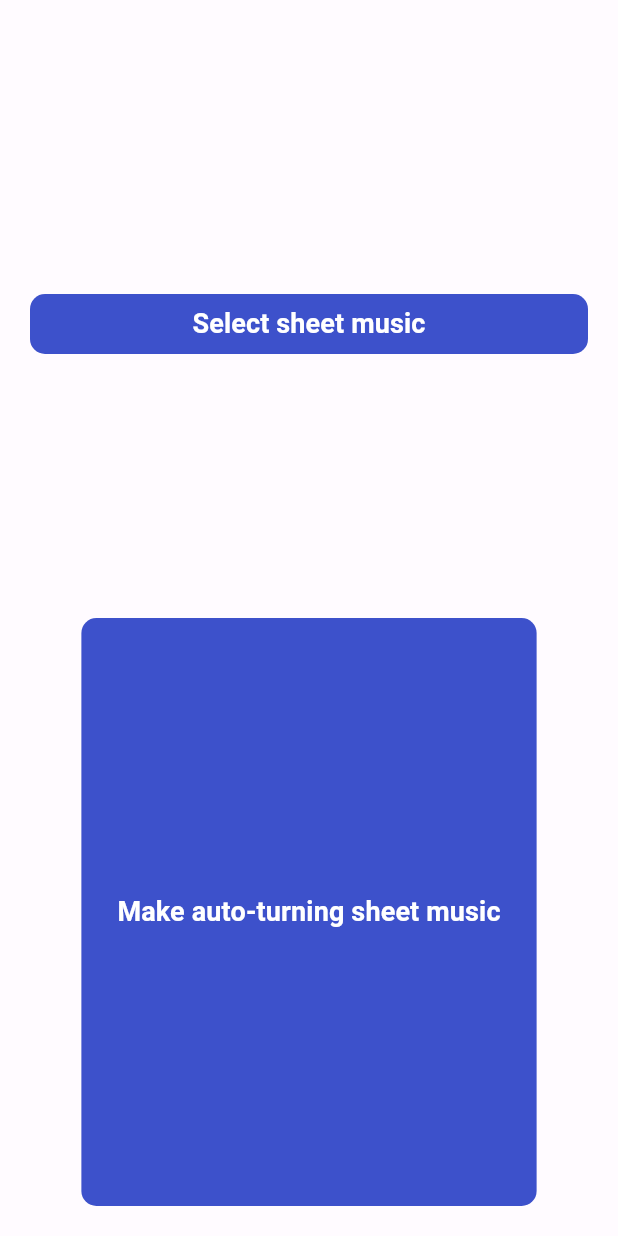
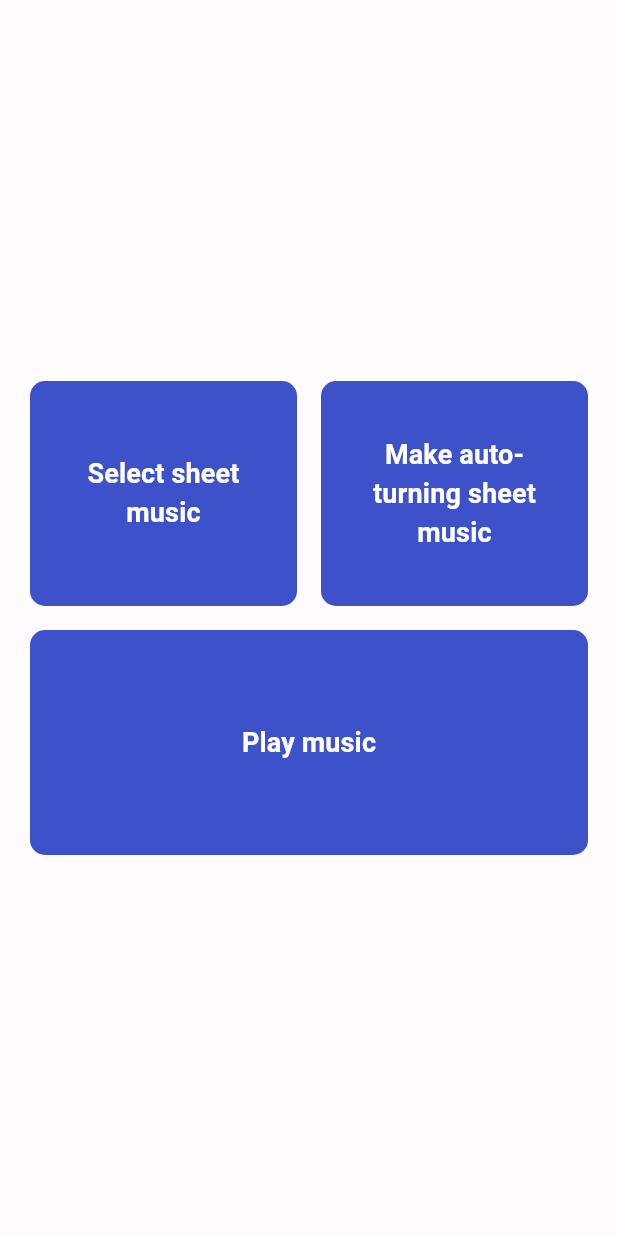
Before and after one commit to msseo91/BPM-turner, a Flutter app: the screen it shows after launch, on a phone screen of 412 x 824 dp. Run offline on Flutter 3.47's test engine with Material 2 defaults, Android fonts, the phone set to English and light mode, and no system bars; our stand-ins replace audioplayers, file_picker, flutter_hooks, get_it, logger, sqflite; missing offline and left inert: pdf_render; accounts and stored records are empty.

Commit message:
[Splash] Make clean and tidy.

```diff
--- a/lib/ui/route/splash_route.dart
+++ b/lib/ui/route/splash_route.dart
@@ -1,3 +1,5 @@
+import 'package:bpm_turner/ui/route/editor_route.dart';
+import 'package:bpm_turner/ui/route/player_route.dart';
 import 'package:bpm_turner/ui/route/select_sheet_route.dart';
 import 'package:flutter/material.dart';
 import 'package:flutter_hooks/flutter_hooks.dart';
@@ -17,27 +19,35 @@ class SplashRoute extends HookWidget {
       body: Padding(
         padding: const EdgeInsets.all(20),
         child: Column(
+          mainAxisAlignment: MainAxisAlignment.center,
           children: [
-            Expanded(
-              child: Row(
+            Row(
               children: [
-                  Expanded(
-                    child: SimpleTextButton(
+                SelectorItemWidget(
                   onPressed: () {
                     Navigator.pushNamed(context, SelectSheetRoute.route);
                   },
-                        text: "Select sheet music"),
-                  )
+                  text: "Select sheet music",
+                ),
+                const SizedBox(width: 16.0),
+                SelectorItemWidget(
+                  onPressed: () {
+                    Navigator.pushNamed(context, EditorRoute.route);
+                  },
+                  text: "Make auto-turning sheet music",
+                ),
               ],
             ),
-            ),
-            Expanded(
-              child: SimpleTextButton(
+            const SizedBox(height: 16.0),
+            Row(
+              children: [
+                SelectorItemWidget(
                     onPressed: () {
-                    // TODO
+                      Navigator.pushNamed(context, PlayerRoute.route);
                     },
-                  text: "Make auto-turning sheet music"),
-            ),
+                    text: "Play music")
+              ],
+            )
           ],
         ),
       ),
@@ -45,9 +55,27 @@ class SplashRoute extends HookWidget {
   }
 }
 
+class SelectorItemWidget extends StatelessWidget {
+  final String text;
+  final VoidCallback? onPressed;
+
+  const SelectorItemWidget(
+      {super.key, required this.onPressed, required this.text});
+
+  @override
+  Widget build(BuildContext context) {
+    return Expanded(
+        child: SizedBox(
+      height: 150.0,
+      child: SimpleTextButton(text: text, onPressed: onPressed),
+    ));
+  }
+}
+
 class SimpleTextButton extends StatelessWidget {
   static const buttonTextStyle =
       TextStyle(fontSize: 18, fontWeight: FontWeight.bold);
+
   static ButtonStyle buttonStyle = OutlinedButton.styleFrom(
     shape: const RoundedRectangleBorder(
       borderRadius: BorderRadius.all(
```
Lines whose indentation alone changed are shown as unchanged.
